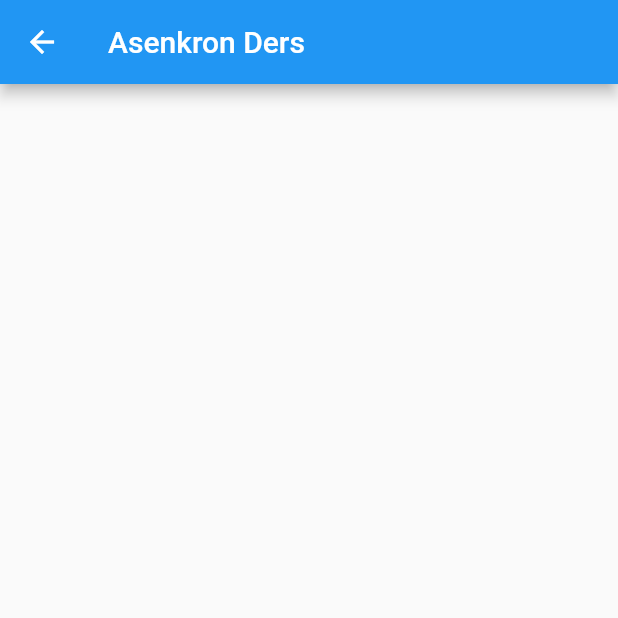
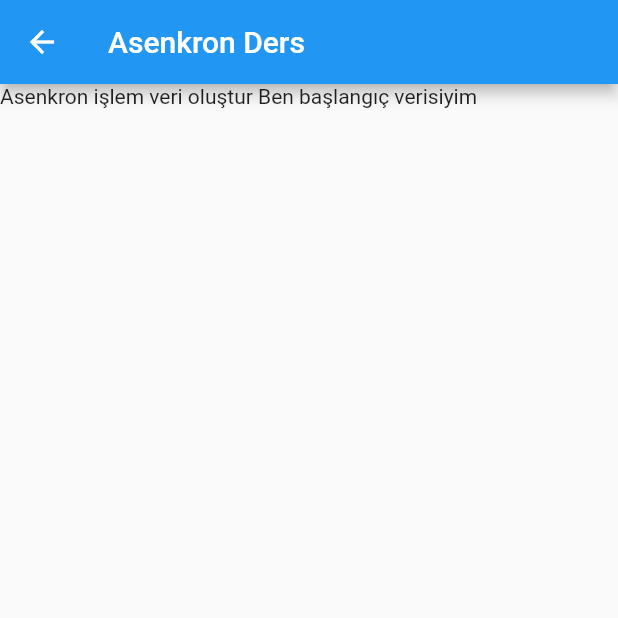
Before and after one commit to dershub/flutter-dersleri-yb-1, a Flutter app: the screen it shows after launch, after a tap on the "accessibility new" icon, on a phone screen of 412 x 824 dp, the top half of it. Run offline on Flutter 3.47's test engine with Material 2 defaults, Android fonts, the phone set to English and light mode, and no system bars; our stand-ins replace animated_text_kit; missing offline and left inert: dart_code_viewer.

Commit message:
17 mart ders sonu

```diff
--- a/lib/main.dart
+++ b/lib/main.dart
@@ -3,6 +3,7 @@ import 'package:flutter/material.dart';
 import 'sayfalar/asenkron_ders.dart';
 import 'sayfalar/ikinci_sayfa.dart';
 
+// liste metotları medium linki: https://hubders.medium.com/kullan%C4%B1%C5%9Fl%C4%B1-liste-metodlar%C4%B1-d0ecf2860619
 // diagram linki: https://drive.google.com/file/d/1Z15ihJB2wVkHeGdvWfR8I94wDOM6MgZa/view?usp=sharing
 // ödev https://dart.dev/samples buradaki örnekleri kendi örneklerinizle değiştirerek tekrardan yazın
 
--- a/lib/sayfalar/asenkron_ders.dart
+++ b/lib/sayfalar/asenkron_ders.dart
@@ -9,7 +9,7 @@ asenkronIslem1() async {
 }
 
 asenkronIslem2() async {
-  await Future.delayed(Duration(seconds: 2));
+  await Future.delayed(Duration(seconds: 5));
   print("Merhaba Dünya 2");
 }
 
@@ -25,7 +25,7 @@ asenkronIslem5() async {
   print("Merhaba Dünya 5");
 }
 
-Future<String> senkronIslem() async {
+Future<String> asenkronIslem() async {
   for (List sayilar = [];
       sayilar.length < 10;
       sayilar.add(Random().nextInt(100))) {
@@ -40,7 +40,7 @@ Future<String> senkronIslem() async {
   asenkronIslem4();
   asenkronIslem5();
 
-  return "Başarıyla tamamlandım";
+  throw "Başarıyla tamamlanamadım";
 }
 
 // Iterable => adim adim işlenebilen
@@ -58,7 +58,7 @@ Iterable<int> eyeKadarDogalSayilar(int e) sync* {
   }
 }
 
-List urleler = [
+List<String> urleler = [
   "url1",
   "url2",
   "url3",
@@ -72,6 +72,20 @@ Stream<int> rastgeleSuredeElemanOlustur(int e) async* {
     int gi = await Future.value(r.nextInt(e));
     yield gi;
   }
+}
+
+// build fonksiyonu anonim olmak zorunda değil
+Widget buildIslemi(_, AsyncSnapshot asenkronIslemTakibcisi) {
+  // özellikle geriye değer döndürmeyen işlemlerin tamamlandığını takip etmek için kullanın
+  /* if (asenkronIslemTakibcisi.connectionState ==
+                  ConnectionState.done) return Text("İşlem tamamlandı"); */
+
+  if (asenkronIslemTakibcisi.hasData)
+    return Text("Asenkron işlem veri oluştur ${asenkronIslemTakibcisi.data}");
+  else if (asenkronIslemTakibcisi.hasError)
+    return Text("Asenkron işlem hata oluştu ${asenkronIslemTakibcisi.error}");
+  else
+    return CircularProgressIndicator();
 }
 
 class AsenkronDers extends StatelessWidget {
@@ -92,7 +106,7 @@ class AsenkronDers extends StatelessWidget {
     print(yediyeKadarDS);
     print(eyeKadarDogalSayilar(17).toSet());
 
-    senkronIslem()
+    asenkronIslem()
         .then((deger) => print(deger))
         .catchError((hata) => print(hata))
         .whenComplete(
@@ -103,6 +117,15 @@ class AsenkronDers extends StatelessWidget {
       appBar: AppBar(
         title: Text("Asenkron Ders"),
       ),
+      body: Column(
+        children: [
+          FutureBuilder<String>(
+            future: asenkronIslem(),
+            initialData: "Ben başlangıç verisiyim",
+            builder: buildIslemi,
+          ),
+        ],
+      ),
     );
   }
 }
```
